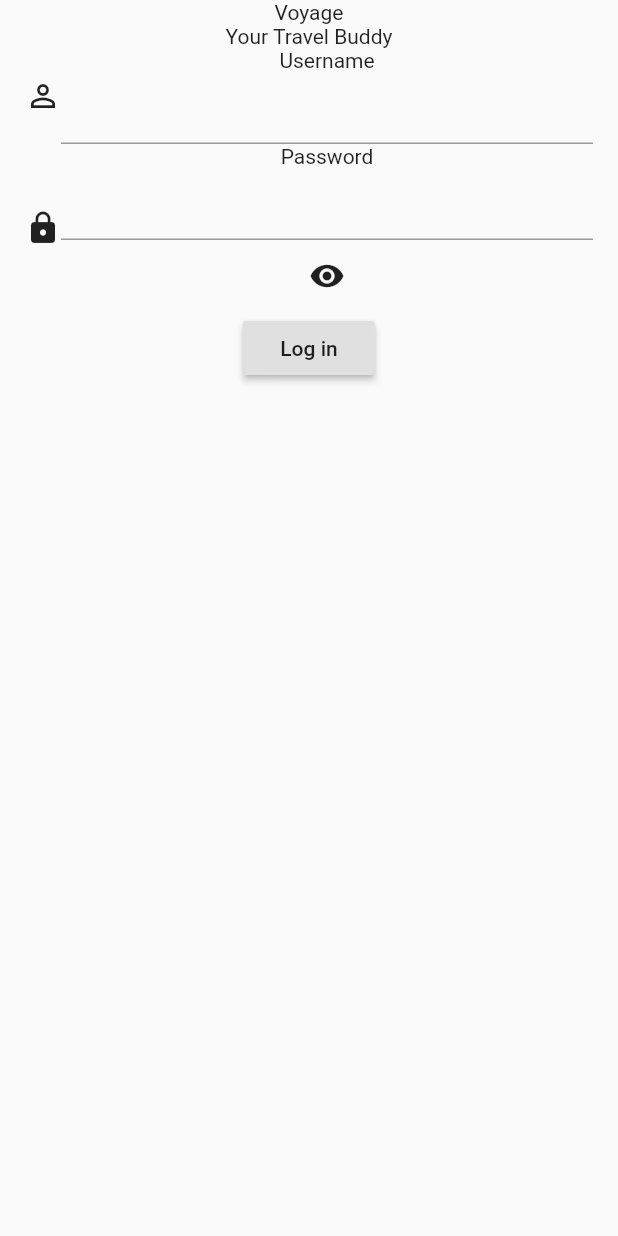
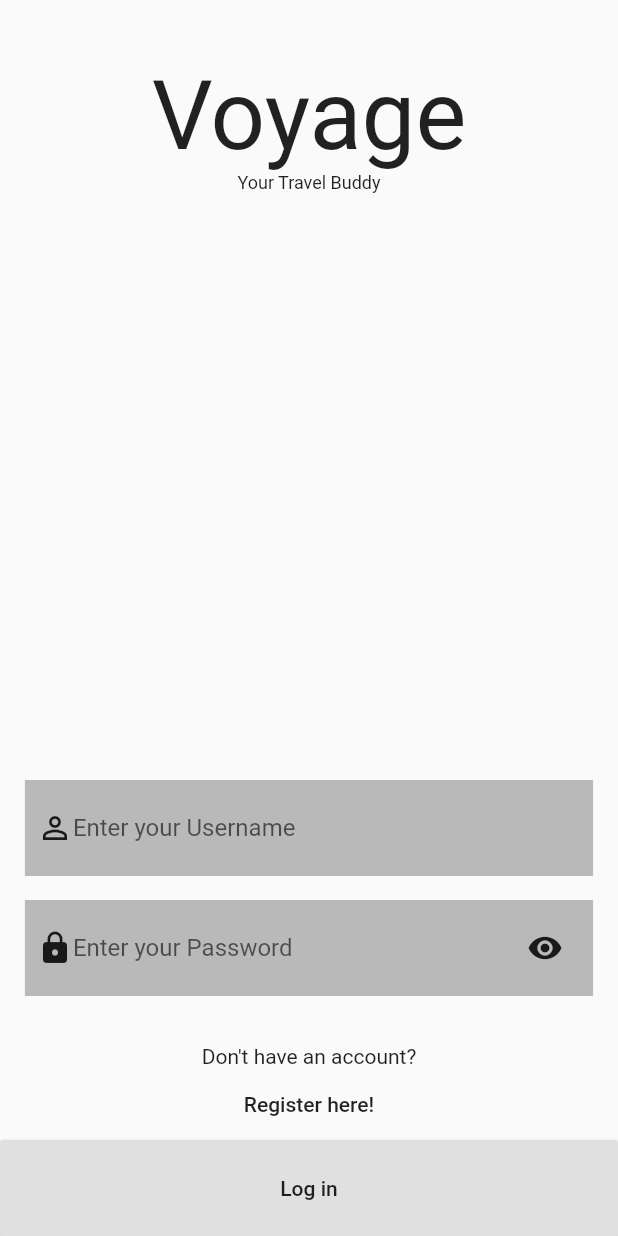
Before and after one commit to iamsatriya/dicoding-voyage, a Flutter app: the screen it shows after launch, on a phone screen of 412 x 824 dp. Run offline on Flutter 3.47's test engine with Material 2 defaults, Android fonts, the phone set to English and light mode, and no system bars.

Commit message:
finishing prototype design

```diff
--- a/lib/screen/LoginScreen.dart
+++ b/lib/screen/LoginScreen.dart
@@ -16,12 +16,12 @@ class _LoginScreenState extends State<LoginScreen> {
   @override
   Widget build(BuildContext context) {
     return Scaffold(
-      body: Column(
+      body: SafeArea(
+        child: Column(
+          mainAxisAlignment: MainAxisAlignment.spaceBetween,
           children: [
             AppHeader(),
-          Container(
-            margin: EdgeInsets.symmetric(horizontal: 16.6),
-            child: Form(
+            Form(
               key: formKey,
               child: Column(
                 children: [
@@ -41,19 +41,29 @@ class _LoginScreenState extends State<LoginScreen> {
                       });
                     },
                   ),
-                  RaisedButton(
+                  SizedBox(
+                    height: 24.0,
+                  ),
+                  Text('Don\'t have an account?'),
+                  FlatButton(onPressed: (){}, child: Text('Register here!')),
+                  SizedBox(
+                    width: double.infinity,
+                    height: 64.0,
+                    child: RaisedButton(
                         child: Text('Log in'),
+
                         onPressed: (){
                       if(formKey.currentState.validate()){
                         formKey.currentState.save();
                       }
                     }),
+                  ),
                 ],
-              ),
               ),
             ),
           ],
         ),
+      ),
     );
   }
 }
--- a/lib/widget/AppHeader.dart
+++ b/lib/widget/AppHeader.dart
@@ -3,9 +3,12 @@ import 'package:flutter/material.dart';
 class AppHeader extends StatelessWidget {
   @override
   Widget build(BuildContext context) {
-    return Center(
-      child: Column(
-        children: [Text('Voyage'), Text('Your Travel Buddy')],
+    return Container(
+      margin: EdgeInsets.only(top: 40.0),
+      child: Center(
+        child: Column(
+          children: [Text('Voyage', style: TextStyle(fontSize: 64.0),), Text('Your Travel Buddy', style: TextStyle(fontSize: 12.0),)],
+        ),
       ),
     );
   }
--- a/lib/widget/LoginInput.dart
+++ b/lib/widget/LoginInput.dart
@@ -18,20 +18,30 @@ class LoginInput extends StatelessWidget {
 
   @override
   Widget build(BuildContext context) {
-    return Row(
+    return Container(
+      decoration: BoxDecoration(
+        color: Colors.black26
+      ),
+      margin: EdgeInsets.symmetric(vertical: 8.0, horizontal: 16.6),
+      padding: EdgeInsets.all(8.0),
+      height: 64.0,
+      child: Row(
+        crossAxisAlignment: CrossAxisAlignment.center,
         children: [
           icon,
           Flexible(
-            child: Column(
+              child: Row(
                 children: [
-            Text(label),
-            TextFormField(
+                  Flexible(
+                    child: TextFormField(
                       validator: (value) =>
                           value.isEmpty ? 'Please enter your $label' : null,
                       obscureText: label.toLowerCase() == 'password' && isHidePassword
                           ? true
                           : false,
                       onSaved: (value) => onSaveInput(value),
+                      decoration: InputDecoration.collapsed(hintText: 'Enter your $label'),
+                    ),
                   ),
                   Visibility(
                     visible: label.toLowerCase() == 'password' ? true : false,
@@ -44,6 +54,7 @@ class LoginInput extends StatelessWidget {
                 ],
               ))
         ],
+      ),
     );
   }
 }
```
Lines whose indentation alone changed are shown as unchanged.
